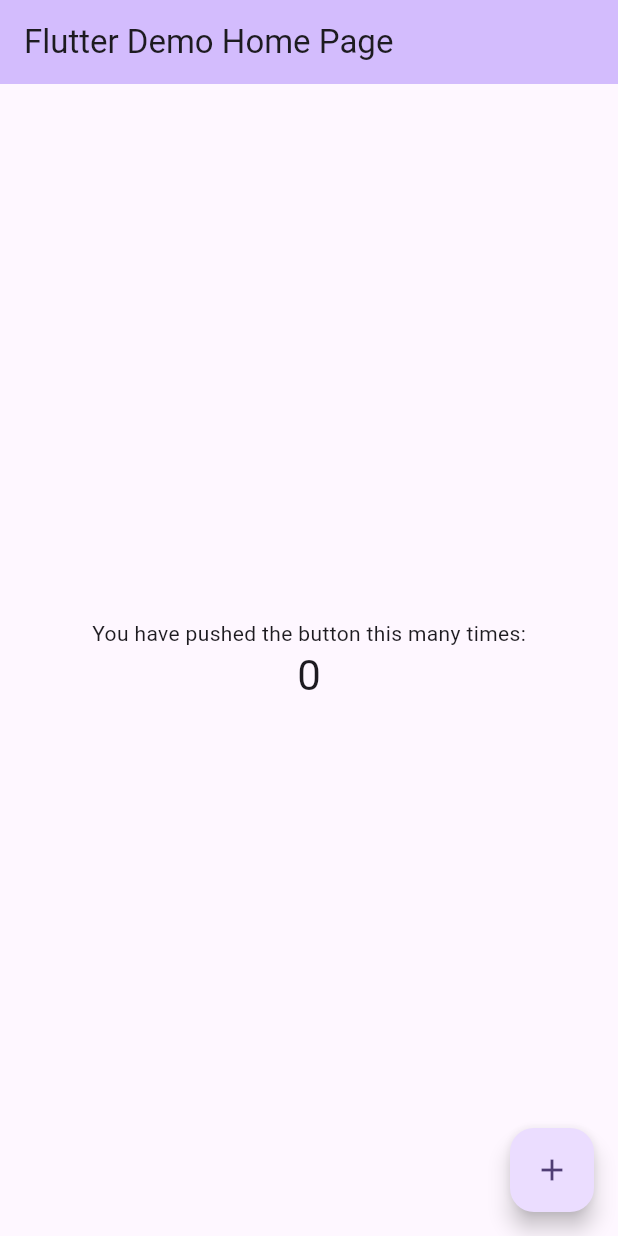
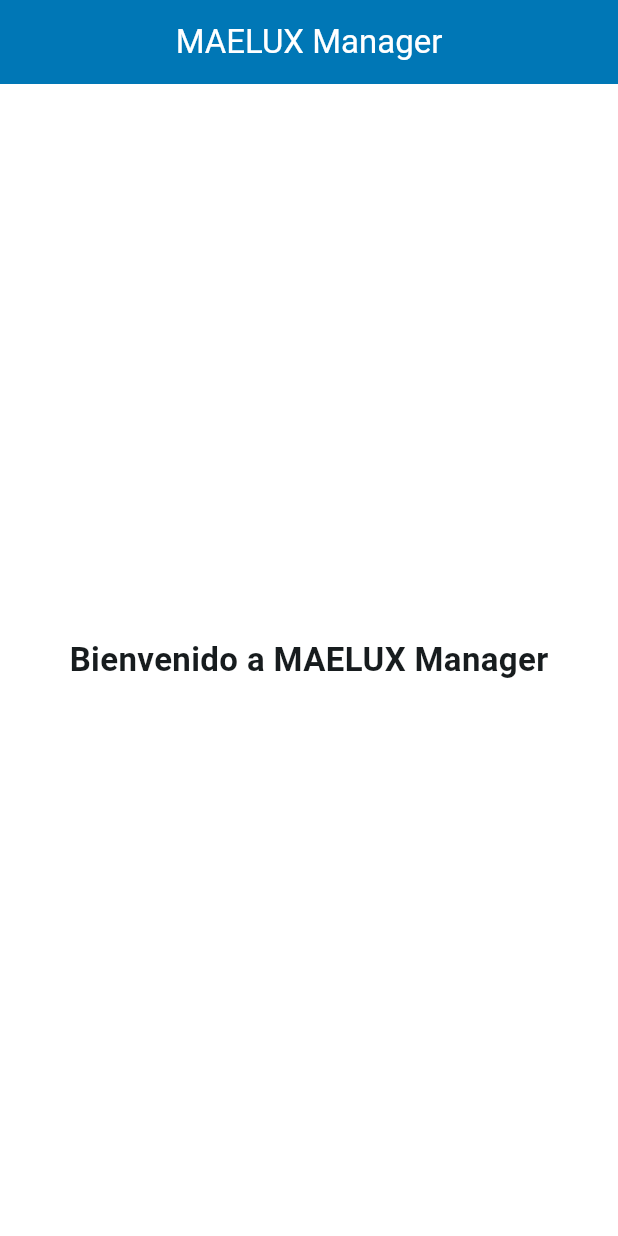
Before and after one commit to Mescobarsepulveda93/maelux-manager, a Flutter app: the screen it shows after launch, on a phone screen of 412 x 824 dp. Run offline on Flutter 3.47's test engine with Material 3 defaults, Android fonts, the phone set to English and light mode, and no system bars.

Commit message:
Project structure and first screen

```diff
--- a/lib/main.dart
+++ b/lib/main.dart
@@ -1,122 +1,22 @@
 import 'package:flutter/material.dart';
 
+import 'theme/app_theme.dart';
+import 'screens/home_screen.dart';
+
 void main() {
-  runApp(const MyApp());
+  runApp(const MaeluxApp());
 }
 
-class MyApp extends StatelessWidget {
-  const MyApp({super.key});
+class MaeluxApp extends StatelessWidget {
+  const MaeluxApp({super.key});
 
-  // This widget is the root of your application.
   @override
   Widget build(BuildContext context) {
     return MaterialApp(
-      title: 'Flutter Demo',
-      theme: ThemeData(
-        // This is the theme of your application.
-        //
-        // TRY THIS: Try running your application with "flutter run". You'll see
-        // the application has a purple toolbar. Then, without quitting the app,
-        // try changing the seedColor in the colorScheme below to Colors.green
-        // and then invoke "hot reload" (save your changes or press the "hot
-        // reload" button in a Flutter-supported IDE, or press "r" if you used
-        // the command line to start the app).
-        //
-        // Notice that the counter didn't reset back to zero; the application
-        // state is not lost during the reload. To reset the state, use hot
-        // restart instead.
-        //
-        // This works for code too, not just values: Most code changes can be
-        // tested with just a hot reload.
-        colorScheme: .fromSeed(seedColor: Colors.deepPurple),
-      ),
-      home: const MyHomePage(title: 'Flutter Demo Home Page'),
+      debugShowCheckedModeBanner: false,
+      title: 'MAELUX Manager',
+      theme: AppTheme.lightTheme,
+      home: const HomeScreen(),
     );
   }
 }
-
-class MyHomePage extends StatefulWidget {
-  const MyHomePage({super.key, required this.title});
-
-  // This widget is the home page of your application. It is stateful, meaning
-  // that it has a State object (defined below) that contains fields that affect
-  // how it looks.
-
-  // This class is the configuration for the state. It holds the values (in this
-  // case the title) provided by the parent (in this case the App widget) and
-  // used by the build method of the State. Fields in a Widget subclass are
-  // always marked "final".
-
-  final String title;
-
-  @override
-  State<MyHomePage> createState() => _MyHomePageState();
-}
-
-class _MyHomePageState extends State<MyHomePage> {
-  int _counter = 0;
-
-  void _incrementCounter() {
-    setState(() {
-      // This call to setState tells the Flutter framework that something has
-      // changed in this State, which causes it to rerun the build method below
-      // so that the display can reflect the updated values. If we changed
-      // _counter without calling setState(), then the build method would not be
-      // called again, and so nothing would appear to happen.
-      _counter++;
-    });
-  }
-
-  @override
-  Widget build(BuildContext context) {
-    // This method is rerun every time setState is called, for instance as done
-    // by the _incrementCounter method above.
-    //
-    // The Flutter framework has been optimized to make rerunning build methods
-    // fast, so that you can just rebuild anything that needs updating rather
-    // than having to individually change instances of widgets.
-    return Scaffold(
-      appBar: AppBar(
-        // TRY THIS: Try changing the color here to a specific color (to
-        // Colors.amber, perhaps?) and trigger a hot reload to see the AppBar
-        // change color while the other colors stay the same.
-        backgroundColor: Theme.of(context).colorScheme.inversePrimary,
-        // Here we take the value from the MyHomePage object that was created by
-        // the App.build method, and use it to set our appbar title.
-        title: Text(widget.title),
-      ),
-      body: Center(
-        // Center is a layout widget. It takes a single child and positions it
-        // in the middle of the parent.
-        child: Column(
-          // Column is also a layout widget. It takes a list of children and
-          // arranges them vertically. By default, it sizes itself to fit its
-          // children horizontally, and tries to be as tall as its parent.
-          //
-          // Column has various properties to control how it sizes itself and
-          // how it positions its children. Here we use mainAxisAlignment to
-          // center the children vertically; the main axis here is the vertical
-          // axis because Columns are vertical (the cross axis would be
-          // horizontal).
-          //
-          // TRY THIS: Invoke "debug painting" (choose the "Toggle Debug Paint"
-          // action in the IDE, or press "p" in the console), to see the
-          // wireframe for each widget.
-          mainAxisAlignment: .center,
-          children: [
-            const Text('You have pushed the button this many times:'),
-            Text(
-              '$_counter',
-              style: Theme.of(context).textTheme.headlineMedium,
-            ),
-          ],
-        ),
-      ),
-      floatingActionButton: FloatingActionButton(
-        onPressed: _incrementCounter,
-        tooltip: 'Increment',
-        child: const Icon(Icons.add),
-      ),
-    );
-  }
-}
--- /dev/null
+++ b/lib/screens/home_screen.dart
@@ -0,0 +1,18 @@
+import 'package:flutter/material.dart';
+
+class HomeScreen extends StatelessWidget {
+  const HomeScreen({super.key});
+
+  @override
+  Widget build(BuildContext context) {
+    return Scaffold(
+      appBar: AppBar(title: const Text("MAELUX Manager")),
+      body: const Center(
+        child: Text(
+          "Bienvenido a MAELUX Manager",
+          style: TextStyle(fontSize: 22, fontWeight: FontWeight.bold),
+        ),
+      ),
+    );
+  }
+}
--- /dev/null
+++ b/lib/theme/app_theme.dart
@@ -0,0 +1,28 @@
+import 'package:flutter/material.dart';
+
+class AppTheme {
+  static const Color primaryColor = Color(0xFF00B4D8);
+  static const Color secondaryColor = Color(0xFF0077B6);
+  static const Color accentColor = Color(0xFFFFB703);
+
+  static ThemeData lightTheme = ThemeData(
+    useMaterial3: true,
+
+    colorScheme: ColorScheme.fromSeed(seedColor: primaryColor),
+
+    scaffoldBackgroundColor: Colors.white,
+
+    appBarTheme: const AppBarTheme(
+      centerTitle: true,
+      backgroundColor: secondaryColor,
+      foregroundColor: Colors.white,
+    ),
+
+    elevatedButtonTheme: ElevatedButtonThemeData(
+      style: ElevatedButton.styleFrom(
+        backgroundColor: primaryColor,
+        foregroundColor: Colors.white,
+      ),
+    ),
+  );
+}
```
